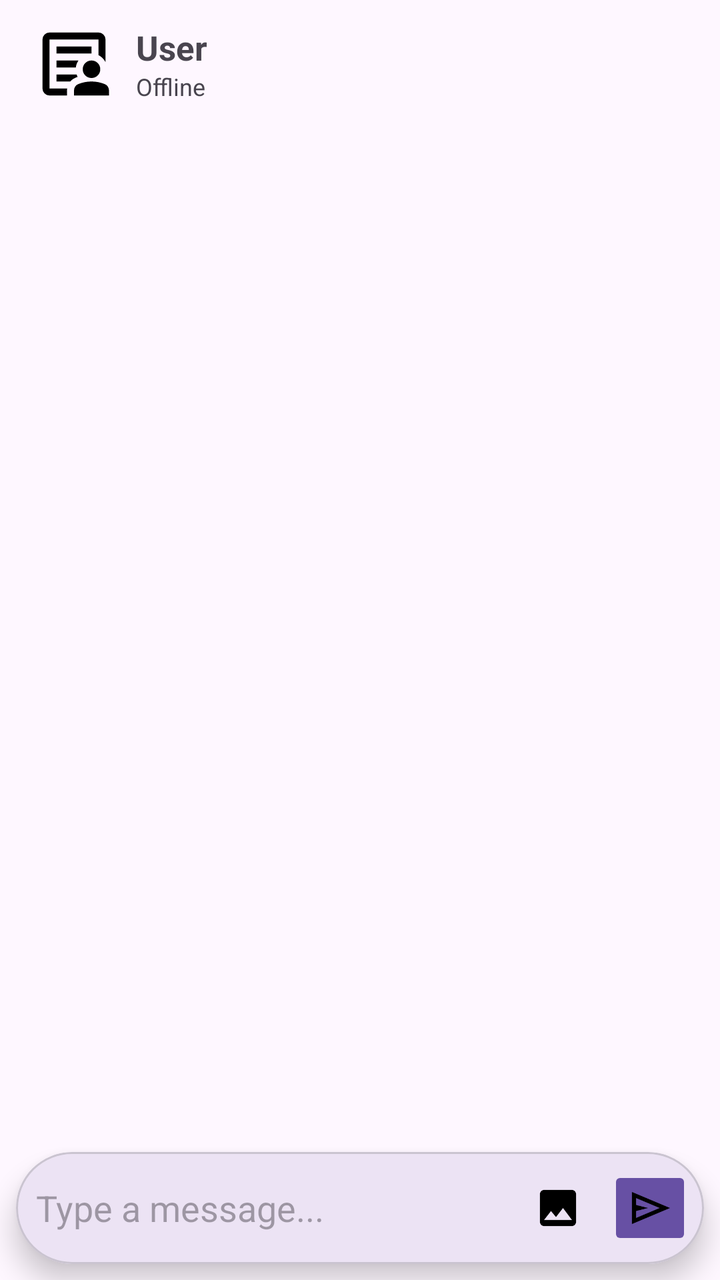
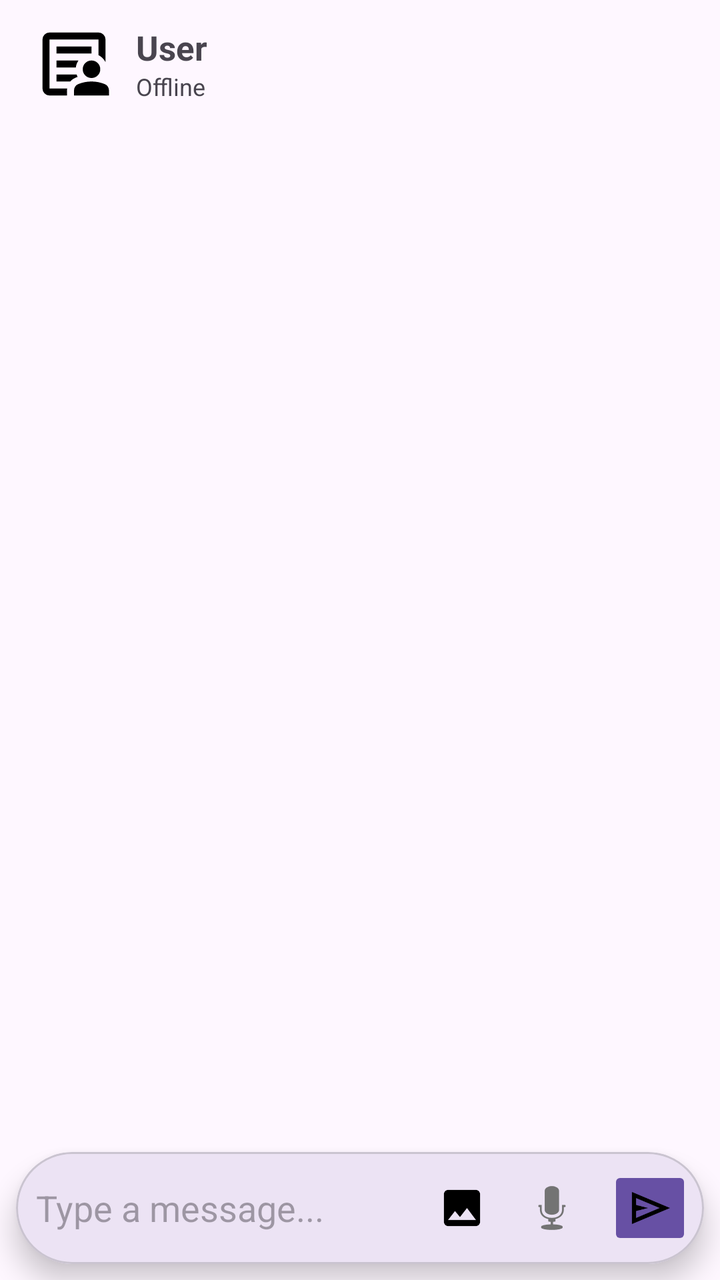

Compare the two renders of this Android layout. The source of the first and the diff that turns it into the second are given below.
<!-- AndroidManifest.xml: application theme Theme.ConnectHub -->
<!-- res/layout/activity_chat.xml -->
<?xml version="1.0" encoding="utf-8"?>
<androidx.constraintlayout.widget.ConstraintLayout
    xmlns:android="http://schemas.android.com/apk/res/android"
    xmlns:app="http://schemas.android.com/apk/res-auto"
    android:layout_width="match_parent"
    android:layout_height="match_parent">

    <com.google.android.material.appbar.MaterialToolbar
        android:id="@+id/chatToolbar"
        android:layout_width="0dp"
        android:layout_height="?attr/actionBarSize"
        app:layout_constraintTop_toTopOf="parent"
        app:layout_constraintStart_toStartOf="parent"
        app:layout_constraintEnd_toEndOf="parent">

        <LinearLayout
            android:layout_width="wrap_content"
            android:layout_height="match_parent"
            android:gravity="center_vertical"
            android:orientation="horizontal">

            <ImageView
                android:id="@+id/imgUser"
                android:layout_width="42dp"
                android:layout_height="42dp"
                android:layout_marginEnd="10dp"
                android:scaleType="centerCrop"
                android:src="@drawable/ic_person"/>

            <LinearLayout
                android:layout_width="wrap_content"
                android:layout_height="wrap_content"
                android:orientation="vertical">

                <TextView
                    android:id="@+id/tvChatName"
                    android:layout_width="wrap_content"
                    android:layout_height="wrap_content"
                    android:text="User"
                    android:textStyle="bold"
                    android:textSize="17sp"/>

                <TextView
                    android:id="@+id/tvUserStatus"
                    android:layout_width="wrap_content"
                    android:layout_height="wrap_content"
                    android:text="Offline"
                    android:textSize="12sp"/>

            </LinearLayout>

        </LinearLayout>

    </com.google.android.material.appbar.MaterialToolbar>


    <androidx.recyclerview.widget.RecyclerView
        android:id="@+id/recyclerMessages"
        android:layout_width="0dp"
        android:layout_height="0dp"
        android:padding="8dp"
        android:clipToPadding="false"
        app:layout_constraintTop_toBottomOf="@id/chatToolbar"
        app:layout_constraintBottom_toTopOf="@id/inputCard"
        app:layout_constraintStart_toStartOf="parent"
        app:layout_constraintEnd_toEndOf="parent"/>


    <com.google.android.material.card.MaterialCardView
        android:id="@+id/inputCard"
        android:layout_width="0dp"
        android:layout_height="wrap_content"
        android:layout_margin="8dp"
        app:cardCornerRadius="28dp"
        app:cardElevation="8dp"
        app:layout_constraintBottom_toBottomOf="parent"
        app:layout_constraintStart_toStartOf="parent"
        app:layout_constraintEnd_toEndOf="parent">

        <LinearLayout
            android:layout_width="match_parent"
            android:layout_height="wrap_content"
            android:orientation="vertical">

            

            <LinearLayout
                android:id="@+id/layoutReply"
                android:layout_width="match_parent"
                android:layout_height="wrap_content"
                android:orientation="vertical"
                android:padding="10dp"
                android:background="#EEEEEE"
                android:visibility="gone">

                <TextView
                    android:id="@+id/tvReplySender"
                    android:layout_width="wrap_content"
                    android:layout_height="wrap_content"
                    android:textStyle="bold"
                    android:textColor="@android:color/holo_blue_dark"
                    android:text="You"/>

                <TextView
                    android:id="@+id/tvReplyMessage"
                    android:layout_width="wrap_content"
                    android:layout_height="wrap_content"
                    android:textColor="#444444"
                    android:maxLines="2"/>

            </LinearLayout>


            

            <LinearLayout
                android:layout_width="match_parent"
                android:layout_height="56dp"
                android:orientation="horizontal"
                android:gravity="center_vertical"
                android:paddingStart="10dp"
                android:paddingEnd="6dp">

                <EditText
                    android:id="@+id/etMessage"
                    android:layout_width="0dp"
                    android:layout_height="wrap_content"
                    android:layout_weight="1"
                    android:background="@android:color/transparent"
                    android:hint="Type a message..."
                    android:maxLines="5"
                    android:minHeight="48dp"
                    android:imeOptions="actionSend"
                    android:inputType="textCapSentences|textMultiLine"/>

                <ImageButton
                    android:id="@+id/btnImage"
                    android:layout_width="42dp"
                    android:layout_height="42dp"
                    android:background="@android:color/transparent"
                    android:src="@drawable/ic_image"
                    android:contentDescription="Image"/>

                <ImageButton
                    android:id="@+id/btnSend"
                    android:layout_width="42dp"
                    android:layout_height="42dp"
                    android:layout_marginStart="4dp"
                    android:backgroundTint="@color/purple_500"
                    android:src="@drawable/ic_send"
                    android:contentDescription="Send"/>

            </LinearLayout>

        </LinearLayout>

    </com.google.android.material.card.MaterialCardView>

</androidx.constraintlayout.widget.ConstraintLayout>
<!-- resources referenced by this layout -->
<resources>
  <color name="purple_500">#6750A4</color>
  <!-- drawable ic_image (drawable) -->
  <vector xmlns:android="http://schemas.android.com/apk/res/android" android:height="24dp" android:tint="#000000" android:viewportHeight="24" android:viewportWidth="24" android:width="24dp">
        
      <path android:fillColor="@android:color/white" android:pathData="M21,19V5c0,-1.1 -0.9,-2 -2,-2H5c-1.1,0 -2,0.9 -2,2v14c0,1.1 0.9,2 2,2h14c1.1,0 2,-0.9 2,-2zM8.5,13.5l2.5,3.01L14.5,12l4.5,6H5l3.5,-4.5z"/>
      
  </vector>
  <!-- drawable ic_person (drawable) -->
  <vector xmlns:android="http://schemas.android.com/apk/res/android" android:height="24dp" android:tint="#000000" android:viewportHeight="960" android:viewportWidth="960" android:width="24dp">
        
      <path android:fillColor="@android:color/white" android:pathData="M200,760L200,760Q200,760 200,760Q200,760 200,760L200,200Q200,200 200,200Q200,200 200,200L200,200Q200,200 200,200Q200,200 200,200L200,379Q200,370 200,365Q200,360 200,360Q200,360 200,412.5Q200,465 200,540Q200,563 200,585Q200,607 200,627Q200,644 200,675Q200,706 200,760ZM280,520L501,520Q503,498 511,478Q519,458 531,440L280,440L280,520ZM280,680L437,680Q454,660 476,647.5Q498,635 522,627Q518,621 515,614Q512,607 510,600L280,600L280,680ZM280,360L680,360Q680,360 680,360Q680,360 680,360L680,280L280,280L280,360ZM200,840Q167,840 143.5,816.5Q120,793 120,760L120,200Q120,167 143.5,143.5Q167,120 200,120L760,120Q793,120 816.5,143.5Q840,167 840,200L840,458Q826,432 806,412Q786,392 760,379L760,200Q760,200 760,200Q760,200 760,200L200,200Q200,200 200,200Q200,200 200,200L200,760Q200,760 200,760Q200,760 200,760L402,760Q401,766 400.5,772Q400,778 400,784L400,840L200,840ZM609,611Q580,582 580,540Q580,498 609,469Q638,440 680,440Q722,440 751,469Q780,498 780,540Q780,582 751,611Q722,640 680,640Q638,640 609,611ZM480,840L480,784Q480,760 492.5,739.5Q505,719 528,710Q564,695 602.5,687.5Q641,680 680,680Q719,680 757.5,687.5Q796,695 832,710Q855,719 867.5,739.5Q880,760 880,784L880,840L480,840Z"/>
      
  </vector>
  <!-- drawable ic_send (drawable) -->
  <vector xmlns:android="http://schemas.android.com/apk/res/android" android:autoMirrored="true" android:height="24dp" android:tint="#000000" android:viewportHeight="960" android:viewportWidth="960" android:width="24dp">
        
      <path android:fillColor="@android:color/white" android:pathData="M120,800L120,160L880,480L120,800ZM200,680L674,480L200,280L200,420L440,480L200,540L200,680ZM200,680L200,480L200,280L200,420L200,420L200,540L200,540L200,680Z"/>
      
  </vector>
  <style name="Theme.ConnectHub" parent="Base.Theme.ConnectHub" />
  <style name="Base.Theme.ConnectHub" parent="Theme.Material3.DayNight.NoActionBar">
          
          
      </style>
</resources>

<!-- the commit's change to res/layout/activity_chat.xml (unified diff, before → after) -->
@@ -142,6 +142,14 @@
                     android:contentDescription="Image"/>
 
                 <ImageButton
+                    android:id="@+id/btnMic"
+                    android:layout_width="48dp"
+                    android:layout_height="48dp"
+                    android:background="?attr/selectableItemBackgroundBorderless"
+                    android:contentDescription="Record voice"
+                    android:src="@android:drawable/ic_btn_speak_now" />
+
+                <ImageButton
                     android:id="@+id/btnSend"
                     android:layout_width="42dp"
                     android:layout_height="42dp"
@@ -150,6 +158,7 @@
                     android:src="@drawable/ic_send"
                     android:contentDescription="Send"/>
 
+
             </LinearLayout>
 
         </LinearLayout>
